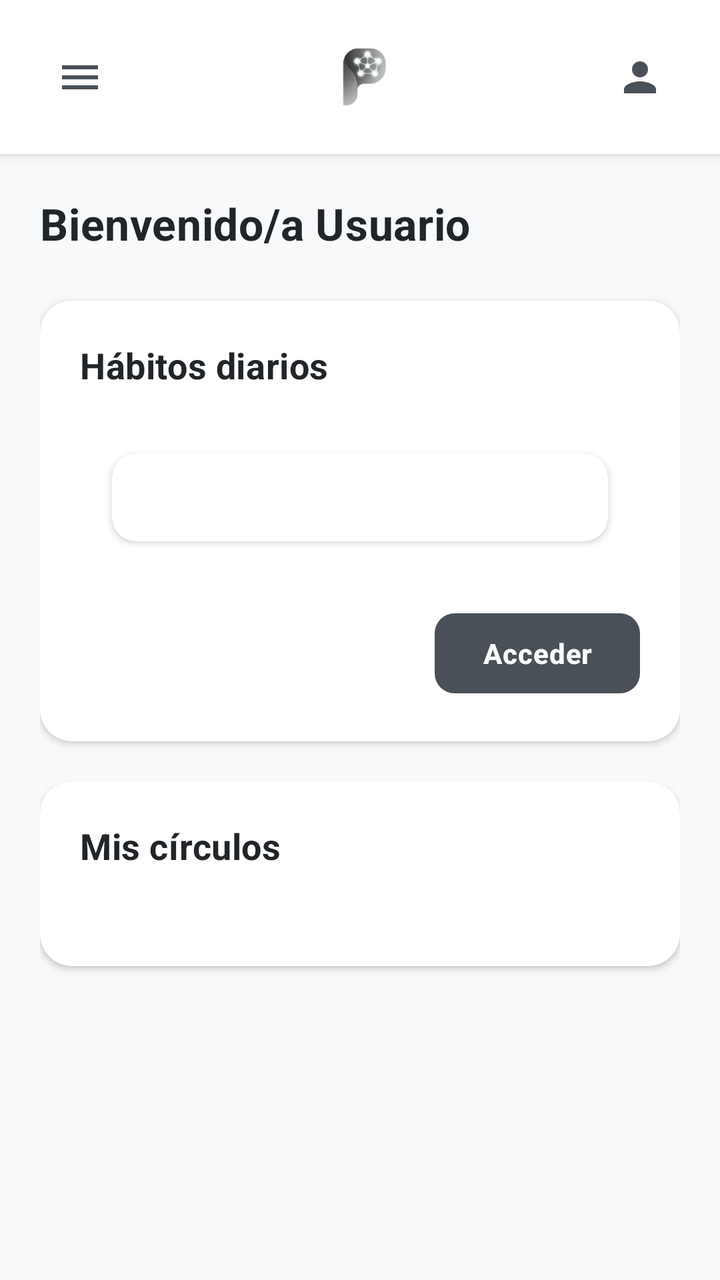
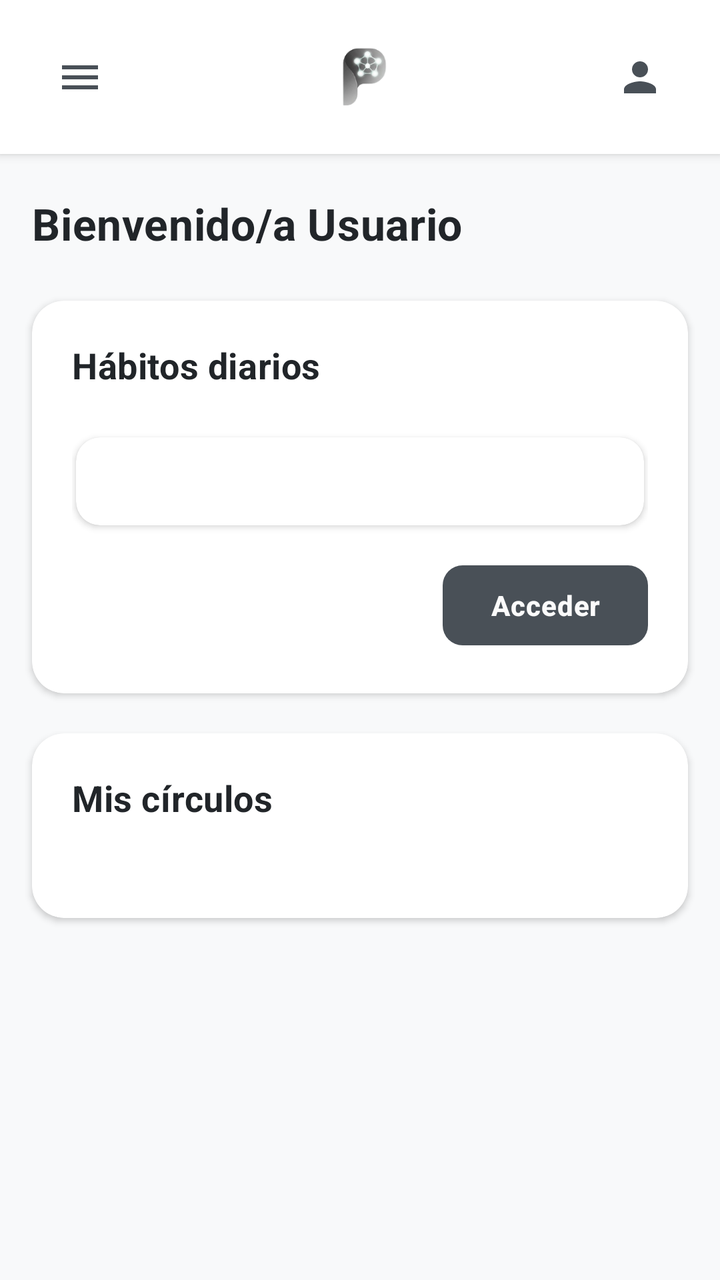

Compare the two renders of this Android layout. The source of the first and the diff that turns it into the second are given below.
<!-- AndroidManifest.xml: application theme Theme.Pace -->
<!-- res/layout/activity_main.xml -->
<?xml version="1.0" encoding="utf-8"?>
<androidx.drawerlayout.widget.DrawerLayout
    xmlns:android="http://schemas.android.com/apk/res/android"
    xmlns:app="http://schemas.android.com/apk/res-auto"
    android:id="@+id/drawerLayout"
    android:layout_width="match_parent"
    android:layout_height="match_parent">

    
    <androidx.constraintlayout.widget.ConstraintLayout
        android:layout_width="match_parent"
        android:layout_height="match_parent"
        android:background="@color/background_primary">

        
        <androidx.constraintlayout.widget.ConstraintLayout
            android:id="@+id/headerLayout"
            android:layout_width="0dp"
            android:layout_height="wrap_content"
            android:background="@color/background_card"
            android:elevation="3dp"
            android:paddingTop="16dp"
            android:paddingBottom="16dp"
            android:paddingStart="20dp"
            android:paddingEnd="20dp"
            app:layout_constraintTop_toTopOf="parent"
            app:layout_constraintStart_toStartOf="parent"
            app:layout_constraintEnd_toEndOf="parent">

            
            <ImageButton
                android:id="@+id/menuButton"
                android:layout_width="40dp"
                android:layout_height="40dp"
                android:src="@drawable/ic_menu"
                android:background="?attr/selectableItemBackgroundBorderless"
                android:contentDescription="Menú"
                android:scaleType="centerInside"
                app:tint="@color/accent_primary"
                app:layout_constraintTop_toTopOf="parent"
                app:layout_constraintBottom_toBottomOf="parent"
                app:layout_constraintStart_toStartOf="parent" />

            
            <ImageView
                android:id="@+id/logoImage"
                android:layout_width="45dp"
                android:layout_height="45dp"
                android:src="@drawable/ic_pace_logo"
                android:contentDescription="Pace Logo"
                app:layout_constraintTop_toTopOf="parent"
                app:layout_constraintBottom_toBottomOf="parent"
                app:layout_constraintStart_toStartOf="parent"
                app:layout_constraintEnd_toEndOf="parent" />

            
            <ImageButton
                android:id="@+id/profileButton"
                android:layout_width="40dp"
                android:layout_height="40dp"
                android:src="@drawable/ic_person"
                android:background="?attr/selectableItemBackgroundBorderless"
                android:contentDescription="Perfil"
                android:scaleType="centerInside"
                app:tint="@color/accent_primary"
                app:layout_constraintTop_toTopOf="parent"
                app:layout_constraintBottom_toBottomOf="parent"
                app:layout_constraintEnd_toEndOf="parent" />

        </androidx.constraintlayout.widget.ConstraintLayout>

        
        <ScrollView
            android:layout_width="0dp"
            android:layout_height="0dp"
            android:fillViewport="true"
            app:layout_constraintTop_toBottomOf="@id/headerLayout"
            app:layout_constraintBottom_toBottomOf="parent"
            app:layout_constraintStart_toStartOf="parent"
            app:layout_constraintEnd_toEndOf="parent">

            <LinearLayout
                android:layout_width="match_parent"
                android:layout_height="wrap_content"
                android:orientation="vertical"
                android:padding="20dp">

                
                <TextView
                    android:id="@+id/welcomeText"
                    android:layout_width="wrap_content"
                    android:layout_height="wrap_content"
                    android:text="@string/title_main"
                    android:textSize="22sp"
                    android:textStyle="bold"
                    android:textColor="@color/text_primary"
                    android:letterSpacing="0.01"
                    android:layout_marginBottom="24dp" />

                
                <com.google.android.material.card.MaterialCardView
                    android:id="@+id/habitsCard"
                    android:layout_width="match_parent"
                    android:layout_height="wrap_content"
                    android:layout_marginBottom="20dp"
                    app:cardCornerRadius="16dp"
                    app:cardElevation="2dp"
                    app:strokeWidth="0dp"
                    app:cardBackgroundColor="@color/background_card">

                    <LinearLayout
                        android:layout_width="match_parent"
                        android:layout_height="wrap_content"
                        android:orientation="vertical"
                        android:padding="20dp">

                        
                        <TextView
                            android:layout_width="wrap_content"
                            android:layout_height="wrap_content"
                            android:text="@string/daily_habits"
                            android:textSize="18sp"
                            android:textStyle="bold"
                            android:textColor="@color/text_primary"
                            android:letterSpacing="0.01"
                            android:layout_marginBottom="16dp" />

                        
                        <androidx.cardview.widget.CardView
                            android:layout_width="match_parent"
                            android:layout_height="wrap_content"
                            android:layout_margin="16dp"
                            app:cardBackgroundColor="@color/background_card"
                            app:cardCornerRadius="12dp"
                            app:cardElevation="2dp">

                            <LinearLayout
                                android:layout_width="match_parent"
                                android:layout_height="wrap_content"
                                android:orientation="vertical"
                                android:padding="16dp">

                                <LinearLayout
                                    android:id="@+id/habitsPreviewContainer"
                                    android:layout_width="match_parent"
                                    android:layout_height="wrap_content"
                                    android:layout_marginTop="12dp"
                                    android:orientation="vertical">

                                    

                                </LinearLayout>

                            </LinearLayout>

                        </androidx.cardview.widget.CardView>

                        
                        <FrameLayout
                            android:layout_width="match_parent"
                            android:layout_height="wrap_content"
                            android:layout_marginTop="16dp">

                            <com.google.android.material.button.MaterialButton
                                android:id="@+id/accessHabitsButton"
                                style="@style/PaceChatPrimaryButton"

                                android:layout_width="wrap_content"
                                android:layout_height="wrap_content"
                                android:text="@string/btn_hbts"

                                android:layout_gravity="end"/>

                        </FrameLayout>

                    </LinearLayout>

                </com.google.android.material.card.MaterialCardView>

                
                <com.google.android.material.card.MaterialCardView
                    android:id="@+id/connectionsCard"
                    android:layout_width="match_parent"
                    android:layout_height="wrap_content"
                    app:cardCornerRadius="16dp"
                    app:cardElevation="2dp"
                    app:strokeWidth="0dp"
                    app:cardBackgroundColor="@color/background_card">

                    <LinearLayout
                        android:layout_width="match_parent"
                        android:layout_height="wrap_content"
                        android:orientation="vertical"
                        android:padding="20dp">

                        
                        <TextView
                            android:layout_width="wrap_content"
                            android:layout_height="wrap_content"
                            android:text="@string/my_circles"
                            android:textSize="18sp"
                            android:textStyle="bold"
                            android:textColor="@color/text_primary"
                            android:letterSpacing="0.01"
                            android:layout_marginBottom="16dp" />

                        
                        <androidx.recyclerview.widget.RecyclerView
                            android:id="@+id/groupsRecyclerView"
                            android:layout_width="match_parent"
                            android:layout_height="wrap_content"
                            android:nestedScrollingEnabled="false"
                            android:layout_marginBottom="12dp" />

                        
                        <com.google.android.material.button.MaterialButton
                            android:id="@+id/viewAllGroupsButton"
                            style="@style/PaceChatPrimaryButton"
                            android:layout_width="wrap_content"
                            android:layout_height="wrap_content"
                            android:text="@string/btn_cnx"
                            android:layout_gravity="end"
                            android:visibility="gone"/>

                    </LinearLayout>

                </com.google.android.material.card.MaterialCardView>

            </LinearLayout>

        </ScrollView>

    </androidx.constraintlayout.widget.ConstraintLayout>

    
    <com.google.android.material.navigation.NavigationView
        android:id="@+id/navigationViewGeneral"
        android:layout_width="280dp"
        android:layout_height="match_parent"
        android:layout_gravity="start"
        android:background="@color/background_card"
        app:headerLayout="@layout/drawer_header_general"
        app:menu="@menu/menu_general_items"
        app:itemIconTint="@color/icon_color"
        app:itemTextColor="@color/text_primary" />

    
    <com.google.android.material.navigation.NavigationView
        android:id="@+id/navigationViewUser"
        android:layout_width="280dp"
        android:layout_height="match_parent"
        android:layout_gravity="end"
        android:background="@color/background_card"
        app:headerLayout="@layout/drawer_header_user"
        app:menu="@menu/menu_user_items"
        app:itemIconTint="@color/icon_color"
        app:itemTextColor="@color/text_primary" />

</androidx.drawerlayout.widget.DrawerLayout>
<!-- res/layout/drawer_header_general.xml (included above) -->
<?xml version="1.0" encoding="utf-8"?>
<LinearLayout
    xmlns:android="http://schemas.android.com/apk/res/android"
    android:layout_width="match_parent"
    android:layout_height="180dp"
    android:orientation="vertical"
    android:background="@color/background_preview"
    android:padding="24dp"
    android:gravity="bottom">

    
    <ImageView
        android:layout_width="60dp"
        android:layout_height="60dp"
        android:src="@drawable/ic_pace_logo"
        android:contentDescription="Pace Logo"
        android:layout_marginBottom="12dp" />

    
    <TextView
        android:layout_width="wrap_content"
        android:layout_height="wrap_content"
        android:text="Pace"
        android:textSize="24sp"
        android:textStyle="bold"
        android:textColor="@color/text_primary"
        android:letterSpacing="0.02" />

    
    <TextView
        android:layout_width="wrap_content"
        android:layout_height="wrap_content"
        android:text="@string/header_grl"
        android:textSize="14sp"
        android:textColor="@color/text_secondary"
        android:layout_marginTop="4dp" />

</LinearLayout>
<!-- res/layout/drawer_header_user.xml (included above) -->
<?xml version="1.0" encoding="utf-8"?>
<LinearLayout
    xmlns:android="http://schemas.android.com/apk/res/android"
    android:layout_width="match_parent"
    android:layout_height="190dp"
    android:orientation="vertical"
    android:background="@color/background_preview"
    android:padding="24dp"
    android:gravity="center">

    
    <ImageView
        android:id="@+id/profileImage"
        android:layout_width="80dp"
        android:layout_height="80dp"
        android:src="@drawable/ic_person_large"
        android:contentDescription="Foto de perfil"
        android:background="@drawable/profile_image_bg"
        android:scaleType="centerCrop" />

    
    <TextView
        android:id="@+id/userNameText"
        android:layout_width="wrap_content"
        android:layout_height="wrap_content"
        android:text="Nombre Usuario"
        android:textSize="18sp"
        android:textStyle="bold"
        android:textColor="@color/text_primary"
        android:letterSpacing="0.01"
        android:layout_marginTop="12dp" />

    
    <TextView
        android:id="@+id/userEmailText"
        android:layout_width="wrap_content"
        android:layout_height="20dp"
        android:text="usuario@ejemplo.com"
        android:textSize="14sp"
        android:textColor="@color/text_secondary"
        android:layout_marginTop="4dp"
        android:gravity="center"
        android:ellipsize="none"
        android:maxLines="1" />

</LinearLayout>
<!-- resources referenced by this layout -->
<resources>
  <color name="accent_primary">#495057</color>
  <color name="background_card">#FFFFFF</color>
  <color name="background_preview">#F0F2F5</color>
  <color name="background_primary">#F8F9FA</color>
  <color name="icon_color">#868E96</color>
  <color name="text_primary">#212529</color>
  <color name="text_secondary">#6C757D</color>
  <!-- drawable ic_menu (drawable) -->
  <vector xmlns:android="http://schemas.android.com/apk/res/android"
      android:width="24dp"
      android:height="24dp"
      android:viewportWidth="24"
      android:viewportHeight="24">
      <path
          android:fillColor="@color/accent_primary"
          android:pathData="M3,18h18v-2H3V18zM3,13h18v-2H3V13zM3,6v2h18V6H3z"/>
  </vector>
  <!-- drawable ic_pace_logo: png bitmap (drawable, 9821 bytes) -->
  <!-- drawable ic_person (drawable) -->
  <vector xmlns:android="http://schemas.android.com/apk/res/android"
      android:width="24dp"
      android:height="24dp"
      android:viewportWidth="24"
      android:viewportHeight="24">
      <path
          android:fillColor="@color/accent_primary"
          android:pathData="M12,12c2.21,0 4,-1.79 4,-4s-1.79,-4 -4,-4 -4,1.79 -4,4 1.79,4 4,4zM12,14c-2.67,0 -8,1.34 -8,4v2h16v-2c0,-2.66 -5.33,-4 -8,-4z"/>
  </vector>
  <!-- drawable ic_person_large (drawable) -->
  <vector xmlns:android="http://schemas.android.com/apk/res/android"
      android:width="80dp"
      android:height="80dp"
      android:viewportWidth="24"
      android:viewportHeight="24">
      <path
          android:fillColor="@color/icon_color"
          android:pathData="M12,12c2.21,0 4,-1.79 4,-4s-1.79,-4 -4,-4 -4,1.79 -4,4 1.79,4 4,4zM12,14c-2.67,0 -8,1.34 -8,4v2h16v-2c0,-2.66 -5.33,-4 -8,-4z"/>
  </vector>
  <!-- drawable profile_image_bg (drawable) -->
  <?xml version="1.0" encoding="utf-8"?>
  <shape xmlns:android="http://schemas.android.com/apk/res/android"
      android:shape="oval">
      <solid android:color="@color/accent_secondary" />
      <stroke
          android:width="2dp"
          android:color="@color/border_color" />
  </shape>
  <string name="btn_cnx">Ver todos</string>
  <string name="btn_hbts">Acceder</string>
  <string name="daily_habits">Hábitos diarios</string>
  <string name="header_grl">Tu compañero de hábitos</string>
  <string name="my_circles">Mis círculos</string>
  <string name="title_main">Bienvenido/a Usuario</string>
  <style name="PaceChatPrimaryButton" parent="Widget.Material3.Button">
          <item name="backgroundTint">@color/accent_primary</item>
          <item name="android:textColor">@color/text_button</item>
          <item name="cornerRadius">10dp</item>
          <item name="android:layout_height">42dp</item>
          <item name="android:textAllCaps">false</item>
          <item name="android:textStyle">bold</item>
          <item name="android:textSize">14sp</item>
          <item name="android:letterSpacing">0.02</item>
      </style>
  <style name="Theme.Pace" parent="Base.Theme.Pace" />
  <color name="accent_secondary">#E9ECEF</color>
  <color name="border_color">#DEE2E6</color>
  <color name="text_button">#FBFBFB</color>
  <style name="Base.Theme.Pace" parent="Theme.Material3.DayNight.NoActionBar">
          
          <item name="android:statusBarColor">@color/black</item>
          <item name="android:windowOptOutEdgeToEdgeEnforcement" tools:targetApi="35">true</item>
      </style>
  <color name="black">#FF000000</color>
</resources>

<!-- the commit's change to res/layout/activity_main.xml (unified diff, before → after) -->
@@ -74,6 +74,8 @@
             android:layout_width="0dp"
             android:layout_height="0dp"
             android:fillViewport="true"
+            android:clipToPadding="false"
+            android:paddingBottom="16dp"
             app:layout_constraintTop_toBottomOf="@id/headerLayout"
             app:layout_constraintBottom_toBottomOf="parent"
             app:layout_constraintStart_toStartOf="parent"
@@ -83,7 +85,11 @@
                 android:layout_width="match_parent"
                 android:layout_height="wrap_content"
                 android:orientation="vertical"
-                android:padding="20dp">
+                android:clipToPadding="false"
+                android:paddingTop="20dp"
+                android:paddingBottom="20dp"
+                android:paddingStart="16dp"
+                android:paddingEnd="16dp">
 
                 
                 <TextView
@@ -129,7 +135,9 @@
                         <androidx.cardview.widget.CardView
                             android:layout_width="match_parent"
                             android:layout_height="wrap_content"
-                            android:layout_margin="16dp"
+                            android:layout_marginTop="8dp"
+                            android:layout_marginStart="2dp"
+                            android:layout_marginEnd="2dp"
                             app:cardBackgroundColor="@color/background_card"
                             app:cardCornerRadius="12dp"
                             app:cardElevation="2dp">
@@ -182,6 +190,7 @@
                     android:id="@+id/connectionsCard"
                     android:layout_width="match_parent"
                     android:layout_height="wrap_content"
+                    android:layout_marginBottom="8dp"
                     app:cardCornerRadius="16dp"
                     app:cardElevation="2dp"
                     app:strokeWidth="0dp"
@@ -209,6 +218,8 @@
                             android:id="@+id/groupsRecyclerView"
                             android:layout_width="match_parent"
                             android:layout_height="wrap_content"
+                            android:layout_marginStart="2dp"
+                            android:layout_marginEnd="2dp"
                             android:nestedScrollingEnabled="false"
                             android:layout_marginBottom="12dp" />
 
